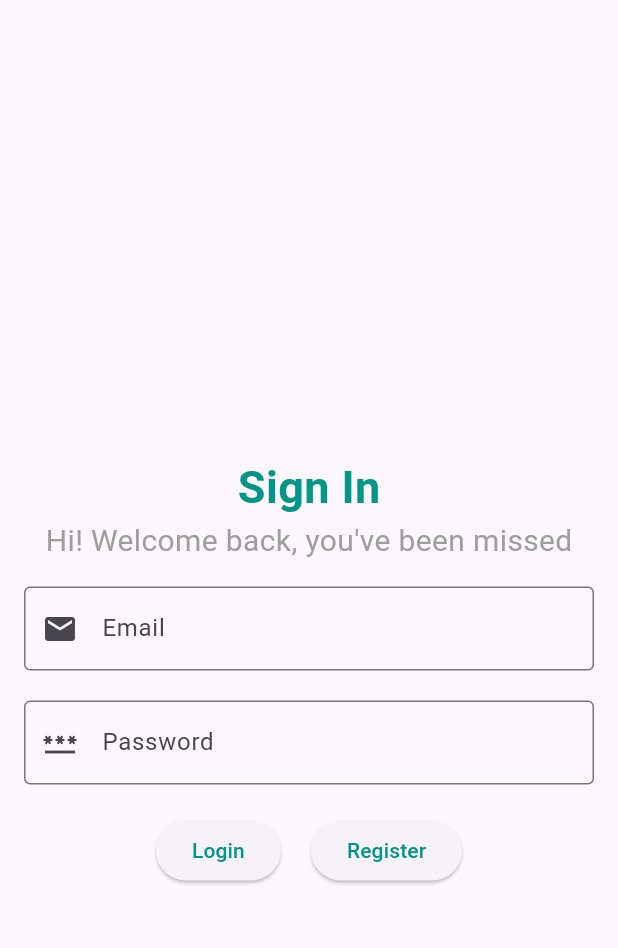
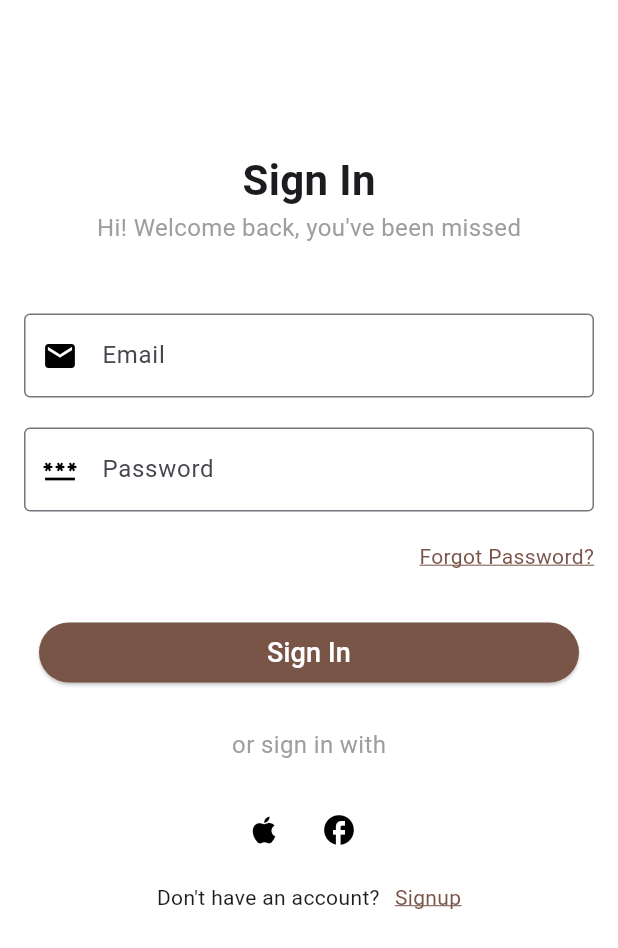
Before and after one commit to codewithjawad/E-commerce-App, a Flutter app: the screen it shows after launch, on a phone screen of 412 x 824 dp. Shown: the top 948 px of the screen. Run offline on Flutter 3.47's test engine with Material 3 defaults, Android fonts, the phone set to English and light mode, and no system bars.

Commit message:
Sign In & splash screens created

```diff
--- a/ecommerce_app/lib/Login.dart
+++ /dev/null
@@ -1,148 +0,0 @@
-import 'package:flutter/material.dart';
-
-class Homescreen extends StatefulWidget {
-  const Homescreen({super.key});
-
-  @override
-  State<Homescreen> createState() => _HomescreenState();
-}
-
-class _HomescreenState extends State<Homescreen> {
-  final _formKey = GlobalKey<FormState>();
-  final TextEditingController _emailController = TextEditingController();
-  final TextEditingController _passwordController = TextEditingController();
-  String _loginMessage = '';
-  @override
-  Widget build(BuildContext context) {
-    return Scaffold(
-      body: Container(
-        padding: const EdgeInsets.only(top: 132),
-        child: Column(
-          mainAxisAlignment: MainAxisAlignment.center,
-          crossAxisAlignment: CrossAxisAlignment.center,
-          children: [
-            const Text(
-              'Sign In',
-              style: TextStyle(
-                  fontSize: 30,
-                  color: Colors.teal,
-                  fontWeight: FontWeight.bold),
-            ),
-            const Text(
-              "Hi! Welcome back, you've been missed",
-              style: TextStyle(
-                fontSize: 20,
-                color: Colors.grey,
-              ),
-            ),
-            Padding(
-              padding: const EdgeInsets.all(16.0),
-              child: Form(
-                key: _formKey,
-                child: Column(
-                  children: [
-                    TextFormField(
-                      controller: _emailController,
-                      keyboardType: TextInputType.emailAddress,
-                      decoration: const InputDecoration(
-                        labelText: 'Email',
-                        hintText: 'Enter Email',
-                        prefixIcon: Icon(Icons.email),
-                        border: OutlineInputBorder(),
-                      ),
-                      validator: (String? value) {
-                        if (value == null || value.isEmpty) {
-                          return 'Please enter your email';
-                        } else if (!RegExp(r'^[^@]+@[^@]+\.[^@]+')
-                            .hasMatch(value)) {
-                          return 'Please enter a valid email';
-                        }
-                        return null;
-                      },
-                    ),
-                    const SizedBox(height: 20),
-                    TextFormField(
-                      controller: _passwordController,
-                      keyboardType: TextInputType.visiblePassword,
-                      obscureText: true, // to hide the password input
-                      decoration: const InputDecoration(
-                        labelText: 'Password',
-                        hintText: 'Enter Password',
-                        prefixIcon: Icon(Icons.password),
-                        border: OutlineInputBorder(),
-                      ),
-                      validator: (String? value) {
-                        if (value == null || value.isEmpty) {
-                          return 'Please enter your password';
-                        }
-                        return null;
-                      },
-                    ),
-                    const SizedBox(height: 20),
-                    Row(
-                      mainAxisAlignment: MainAxisAlignment.center,
-                      children: [
-                        ElevatedButton(
-                          onPressed: () {
-                            if (_formKey.currentState!.validate()) {
-                              if (_emailController.text == 'admin@gmail.com' &&
-                                  _passwordController.text == '12345') {
-                                setState(() {
-                                  _emailController.text = '';
-                                  _passwordController.text = '';
-                                  // Navigator.push(
-                                  //   context,
-                                  //   MaterialPageRoute(
-                                  //       builder: (context) => const Landing()),
-                                  // );
-                                  _loginMessage = "";
-                                });
-                              } else {
-                                setState(() {
-                                  _loginMessage =
-                                      "Invalid Username or password";
-                                  _emailController.text = '';
-                                  _passwordController.text = '';
-                                });
-                              }
-                            }
-                          },
-                          child: const Text(
-                            'Login',
-                            style: TextStyle(color: Colors.teal),
-                          ),
-                        ),
-                        const SizedBox(width: 20),
-                        ElevatedButton(
-                          onPressed: () {
-                            // Navigator.push(
-                            //   context,
-                            //   MaterialPageRoute(
-                            //       builder: (context) => const Signup()),
-                            // );
-                          },
-                          child: const Text(
-                            'Register',
-                            style: TextStyle(color: Colors.teal),
-                          ),
-                        ),
-                      ],
-                    ),
-                    const SizedBox(height: 20),
-                    Text(
-                      _loginMessage,
-                      style: const TextStyle(
-                        color: Colors.red,
-                        fontSize: 18,
-                      ),
-                    ),
-                  ],
-                ),
-              ),
-            ),
-          ],
-        ),
-      ),
-    );
-  }
-}
--- /dev/null
+++ b/ecommerce_app/lib/Screens/Login/Login_widgets/loginform.dart
@@ -0,0 +1,101 @@
+import 'package:ecommerce_app/Screens/Welcome/welcome_screen.dart';
+import 'package:flutter/material.dart';
+
+class Loginform extends StatefulWidget {
+  const Loginform({super.key});
+
+  @override
+  State<Loginform> createState() => _LoginformState();
+}
+
+class _LoginformState extends State<Loginform> {
+  final _formKey = GlobalKey<FormState>();
+  final TextEditingController _emailController = TextEditingController();
+  final TextEditingController _passwordController = TextEditingController();
+
+  @override
+  Widget build(BuildContext context) {
+    return Padding(
+      padding: const EdgeInsets.all(16.0),
+      child: Form(
+        key: _formKey,
+        child: Column(
+          children: [
+            TextFormField(
+              controller: _emailController,
+              keyboardType: TextInputType.emailAddress,
+              decoration: const InputDecoration(
+                labelText: 'Email',
+                hintText: 'Enter Email',
+                prefixIcon: Icon(Icons.email),
+                border: OutlineInputBorder(),
+              ),
+              validator: (String? value) {
+                if (value == null || value.isEmpty) {
+                  return 'Please enter your email';
+                } else if (!RegExp(r'^[^@]+@[^@]+\.[^@]+').hasMatch(value)) {
+                  return 'Please enter a valid email';
+                }
+                return null;
+              },
+            ),
+            const SizedBox(height: 20),
+            TextFormField(
+              controller: _passwordController,
+              keyboardType: TextInputType.visiblePassword,
+              obscureText: true, // to hide the password input
+              decoration: const InputDecoration(
+                labelText: 'Password',
+                hintText: 'Enter Password',
+                prefixIcon: Icon(Icons.password),
+                border: OutlineInputBorder(),
+              ),
+              validator: (String? value) {
+                if (value == null || value.isEmpty) {
+                  return 'Please enter your password';
+                }
+                return null;
+              },
+            ),
+            const SizedBox(height: 20),
+            const Row(
+              children: [
+                Spacer(),
+                Text(
+                  "Forgot Password?",
+                  style: TextStyle(
+                      color: Colors.brown,
+                      decoration: TextDecoration.underline,
+                      decorationColor: Colors.brown),
+                )
+              ],
+            ),
+            const SizedBox(height: 20),
+            Container(
+              padding: const EdgeInsets.all(10),
+              width: MediaQuery.of(context).size.width,
+              child: ElevatedButton(
+                onPressed: () {
+                  Navigator.push(
+                    context,
+                    MaterialPageRoute(
+                        builder: (context) => const WelcomeScreen()),
+                  );
+                },
+                style: ElevatedButton.styleFrom(
+                  backgroundColor:
+                      Colors.brown, // Set the background color to brown
+                ),
+                child: const Text(
+                  'Sign In',
+                  style: TextStyle(color: Colors.white, fontSize: 18),
+                ),
+              ),
+            ),
+            const SizedBox(width: 20),
+          ],
+        ),
+      ),
+    );
+  }
+}
--- /dev/null
+++ b/ecommerce_app/lib/Screens/Login/login_view.dart
@@ -0,0 +1,97 @@
+import 'package:ecommerce_app/Screens/Login/Login_widgets/loginform.dart';
+import 'package:flutter/cupertino.dart';
+import 'package:flutter/material.dart';
+
+class Homescreen extends StatefulWidget {
+  const Homescreen({super.key});
+
+  @override
+  State<Homescreen> createState() => _HomescreenState();
+}
+
+class _HomescreenState extends State<Homescreen> {
+  @override
+  Widget build(BuildContext context) {
+    return Scaffold(
+      body: SingleChildScrollView(
+        child: Container(
+          padding: const EdgeInsets.only(top: 100),
+          child: const Column(
+            children: [
+              Text(
+                'Sign In',
+                style: TextStyle(fontSize: 28, fontWeight: FontWeight.bold),
+              ),
+              Text(
+                "Hi! Welcome back, you've been missed",
+                style: TextStyle(
+                  fontSize: 16,
+                  color: Colors.grey,
+                ),
+              ),
+              SizedBox(
+                height: 30,
+              ),
+              Center(child: Loginform()),
+              Text(
+                "or sign in with",
+                style: TextStyle(
+                  fontSize: 16,
+                  color: Colors.grey,
+                ),
+              ),
+              SizedBox(
+                height: 20,
+              ),
+              SizedBox(
+                height: 50,
+                child: Row(
+                  mainAxisAlignment: MainAxisAlignment.center,
+                  children: [
+                    CircleAvatar(
+                      backgroundColor: Colors.white,
+                      foregroundColor: Colors.black,
+                      child: Icon(Icons.apple_rounded),
+                    ),
+                    SizedBox(
+                      width: 10,
+                    ),
+                    CircleAvatar(
+                      backgroundColor: Colors.white,
+                      foregroundColor: Colors.black,
+                      child: Icon(Icons.facebook_rounded),
+                    ),
+                    SizedBox(
+                      width: 10,
+                    ),
+                  ],
+                ),
+              ),
+              SizedBox(
+                height: 10,
+              ),
+              Row(
+                mainAxisAlignment: MainAxisAlignment.center,
+                children: [
+                  Text(
+                    "Don't have an account?",
+                  ),
+                  SizedBox(
+                    width: 10,
+                  ),
+                  Text(
+                    "Signup",
+                    style: TextStyle(
+                        color: Colors.brown,
+                        decoration: TextDecoration.underline,
+                        decorationColor: Colors.brown),
+                  ),
+                ],
+              )
+            ],
+          ),
+        ),
+      ),
+    );
+  }
+}
--- a/ecommerce_app/lib/main.dart
+++ b/ecommerce_app/lib/main.dart
@@ -1,4 +1,4 @@
-import 'package:ecommerce_app/Login.dart';
+import 'package:ecommerce_app/Screens/Splash/splash_view.dart';
 import 'package:flutter/material.dart';
 
 void main() {
@@ -10,9 +10,19 @@ class MyApp extends StatelessWidget {
 
   @override
   Widget build(BuildContext context) {
-    return const MaterialApp(
+    return MaterialApp(
+      theme: ThemeData(
+        brightness: Brightness.light,
+        primaryColor: Colors.brown,
+        scaffoldBackgroundColor: Colors.white,
+        inputDecorationTheme: const InputDecorationTheme(
+          border: OutlineInputBorder(),
+          prefixIconColor: Colors.black,
+          suffixIconColor: Colors.black,
+        ),
+      ),
       debugShowCheckedModeBanner: false,
-      home: Homescreen(),
+      home: const SplashView(),
     );
   }
 }
--- a/ecommerce_app/pubspec.yaml
+++ b/ecommerce_app/pubspec.yaml
@@ -59,9 +59,8 @@ flutter:
   uses-material-design: true
 
   # To add assets to your application, add an assets section, like this:
-  # assets:
-  #   - images/a_dot_burr.jpeg
-  #   - images/a_dot_ham.jpeg
+  assets:
+    - assests/
 
   # An image asset can refer to one or more resolution-specific "variants", see
   # https://flutter.dev/assets-and-images/#resolution-aware
```
Also changed, not shown: ecommerce_app/lib/Screens/Splash/splash_view.dart (added, +55 -0 lines), ecommerce_app/lib/Screens/Welcome/welcome_screen.dart (added, +79 -0 lines), ecommerce_app/assests/clothdesign.jpg (added), ecommerce_app/assests/fullpic.jpg (added), ecommerce_app/assests/girlshhopping.jpg (added).
